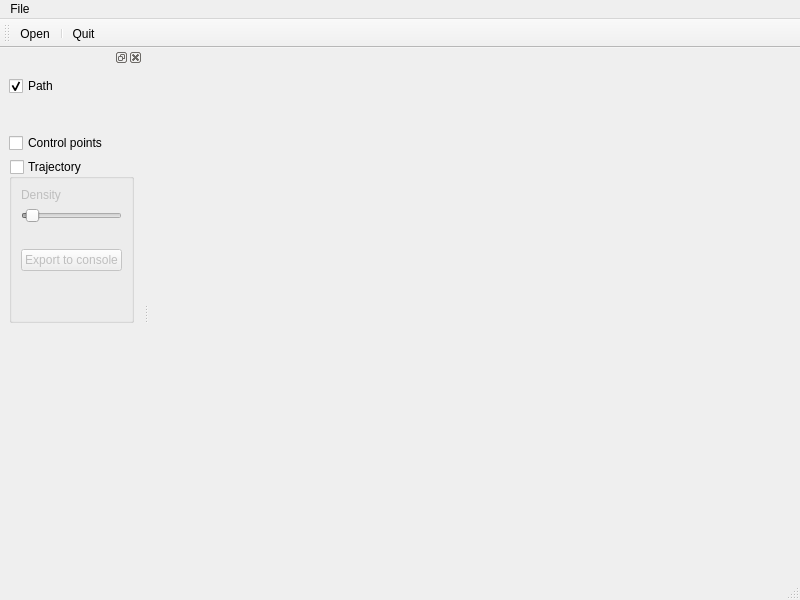
The window that ui/mainwindow.ui (chili-epfl/cowriter-trajectory-generator) describes before a commit, drawn with Qt 5.
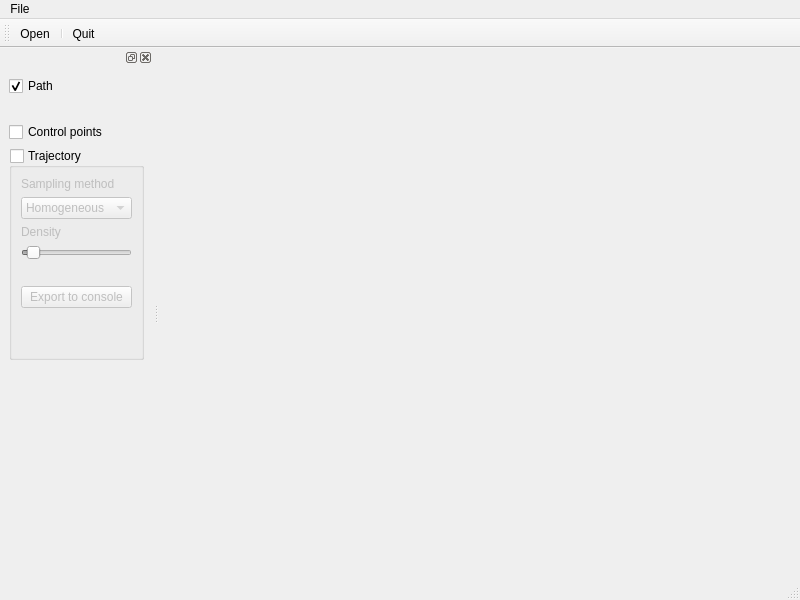
The same window after the commit.

Commit message:
Added support for homogeneous sampling
While here, refactored TrajSampler to be an ABC with concrete specializations

GUI updated to allow to select sampling method

Patch:
```diff
--- a/ui/mainwindow.ui
+++ b/ui/mainwindow.ui
@@ -113,6 +113,27 @@
             <property name="sizeConstraint">
              <enum>QLayout::SetDefaultConstraint</enum>
             </property>
+            <item>
+             <widget class="QLabel" name="label_3">
+              <property name="text">
+               <string>Sampling method</string>
+              </property>
+             </widget>
+            </item>
+            <item>
+             <widget class="QComboBox" name="samplingMethod">
+              <item>
+               <property name="text">
+                <string>Homogeneous</string>
+               </property>
+              </item>
+              <item>
+               <property name="text">
+                <string>Per patch</string>
+               </property>
+              </item>
+             </widget>
+            </item>
             <item>
              <widget class="QLabel" name="label">
               <property name="text">
```
The commit also changes 6 other files.
